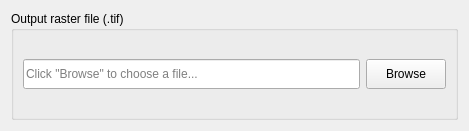
Qt form LDMP/gui/WidgetDataIOImportSelectRasterOutput.ui (ConservationInternational/trends.earth) before a commit.
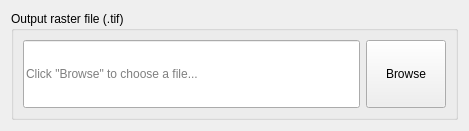
The same form after that commit.

```diff
--- a/LDMP/gui/WidgetDataIOImportSelectRasterOutput.ui
+++ b/LDMP/gui/WidgetDataIOImportSelectRasterOutput.ui
@@ -25,6 +25,12 @@
         <property name="enabled">
          <bool>true</bool>
         </property>
+        <property name="sizePolicy">
+         <sizepolicy hsizetype="Expanding" vsizetype="Minimum">
+          <horstretch>0</horstretch>
+          <verstretch>0</verstretch>
+         </sizepolicy>
+        </property>
         <property name="minimumSize">
          <size>
           <width>0</width>
@@ -44,6 +50,12 @@
         <property name="enabled">
          <bool>true</bool>
         </property>
+        <property name="sizePolicy">
+         <sizepolicy hsizetype="Minimum" vsizetype="Minimum">
+          <horstretch>0</horstretch>
+          <verstretch>0</verstretch>
+         </sizepolicy>
+        </property>
         <property name="minimumSize">
          <size>
           <width>0</width>
```
